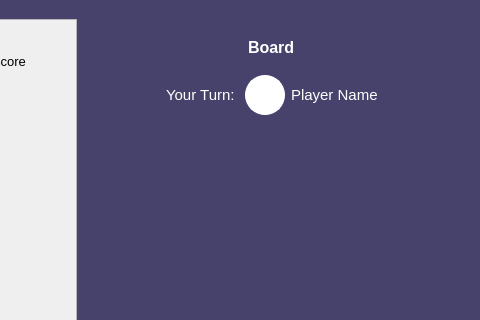
First picture: the form in res/layout/game.ui, repository alessandroampala/HCI-Connect4, before the edit; both pictures show x 320 to 800 and y 0 to 320 of the 800 by 600 pixel window.
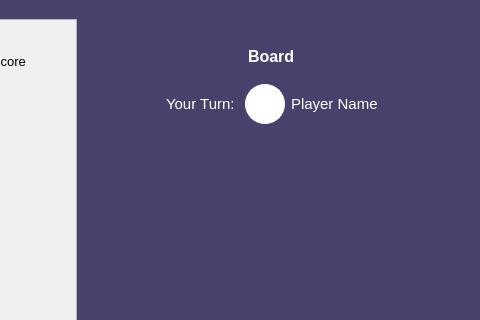
Second picture: the form after the edit.

Commit message: GUI 3.0 [Managed end of the game and players score]

Patch:
```diff
--- a/res/layout/game.ui
+++ b/res/layout/game.ui
@@ -228,6 +228,9 @@
         <property name="sizeConstraint">
          <enum>QLayout::SetDefaultConstraint</enum>
         </property>
+        <item>
+         <widget class="QWidget" name="hideGame" native="true">
+          <layout class="QVBoxLayout" name="verticalLayout_3">
         <item alignment="Qt::AlignHCenter">
          <widget class="QLabel" name="boardTitle">
           <property name="sizePolicy">
@@ -416,6 +419,9 @@
            </size>
           </property>
          </spacer>
+           </item>
+          </layout>
+         </widget>
         </item>
        </layout>
       </item>
```
Lines whose indentation alone changed are shown as unchanged. The commit also changes 3 other files.
